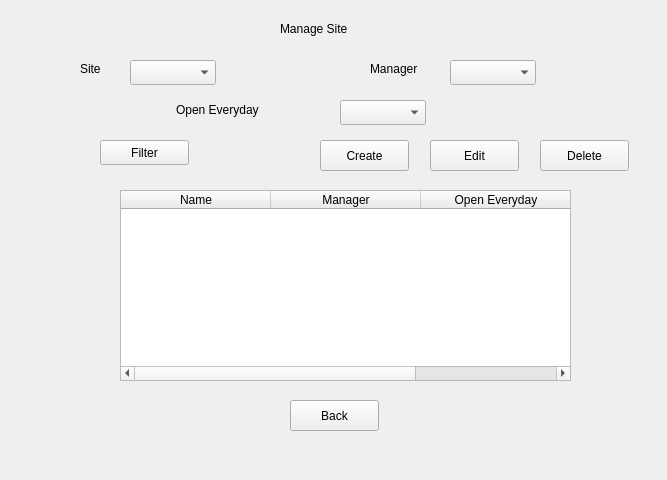
Above: AdministratorManageSite.ui from Klin04/CS4400 before the change. Below: the same form after it.
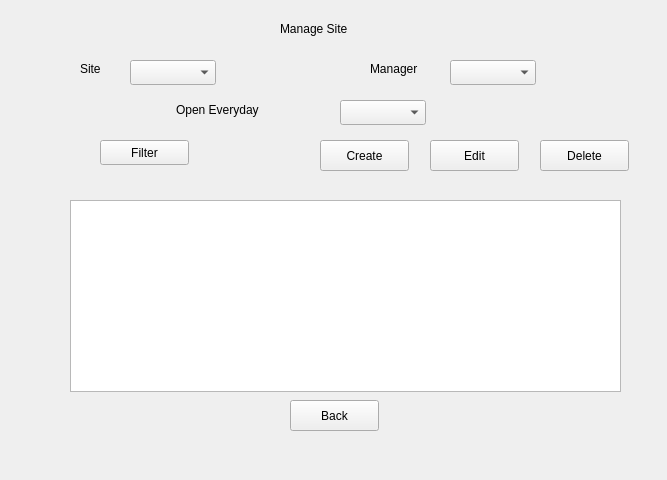
That is the form after the change.

```diff
--- a/AdministratorManageSite.ui
+++ b/AdministratorManageSite.ui
@@ -163,48 +163,12 @@
   <widget class="QTableWidget" name="tableWidget_3">
    <property name="geometry">
     <rect>
-     <x>120</x>
-     <y>190</y>
-     <width>451</width>
-     <height>191</height>
+     <x>70</x>
+     <y>200</y>
+     <width>551</width>
+     <height>192</height>
     </rect>
    </property>
-   <attribute name="horizontalHeaderCascadingSectionResizes">
-    <bool>true</bool>
-   </attribute>
-   <attribute name="horizontalHeaderDefaultSectionSize">
-    <number>150</number>
-   </attribute>
-   <attribute name="horizontalHeaderShowSortIndicator" stdset="0">
-    <bool>true</bool>
-   </attribute>
-   <attribute name="verticalHeaderCascadingSectionResizes">
-    <bool>false</bool>
-   </attribute>
-   <column>
-    <property name="text">
-     <string>Name</string>
-    </property>
-    <property name="textAlignment">
-     <set>AlignCenter</set>
-    </property>
-   </column>
-   <column>
-    <property name="text">
-     <string>Manager</string>
-    </property>
-    <property name="textAlignment">
-     <set>AlignCenter</set>
-    </property>
-   </column>
-   <column>
-    <property name="text">
-     <string>Open Everyday</string>
-    </property>
-    <property name="textAlignment">
-     <set>AlignCenter</set>
-    </property>
-   </column>
   </widget>
  </widget>
  <resources/>
```
Left out of the diff: 2 changed lines with no effect on the pictures.
